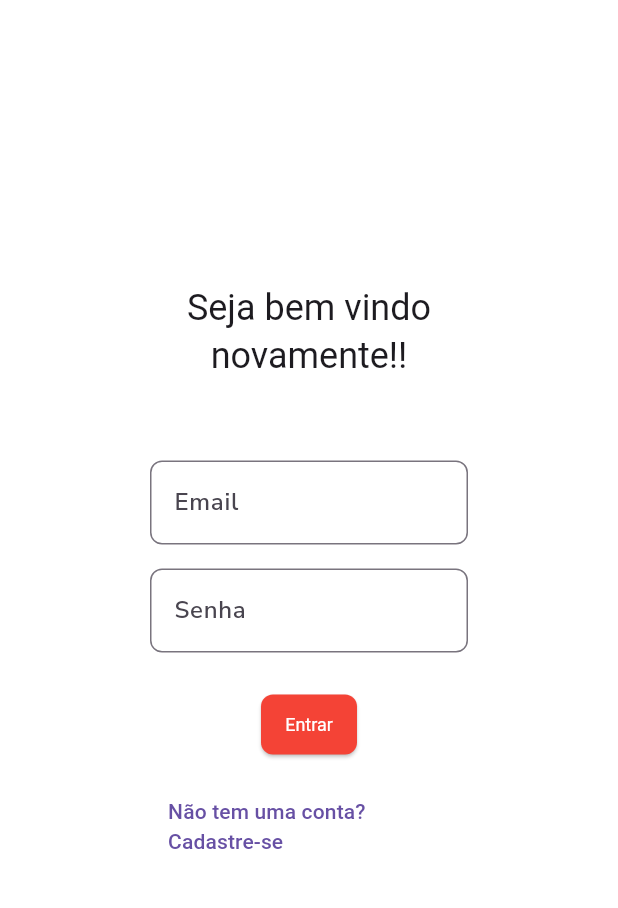
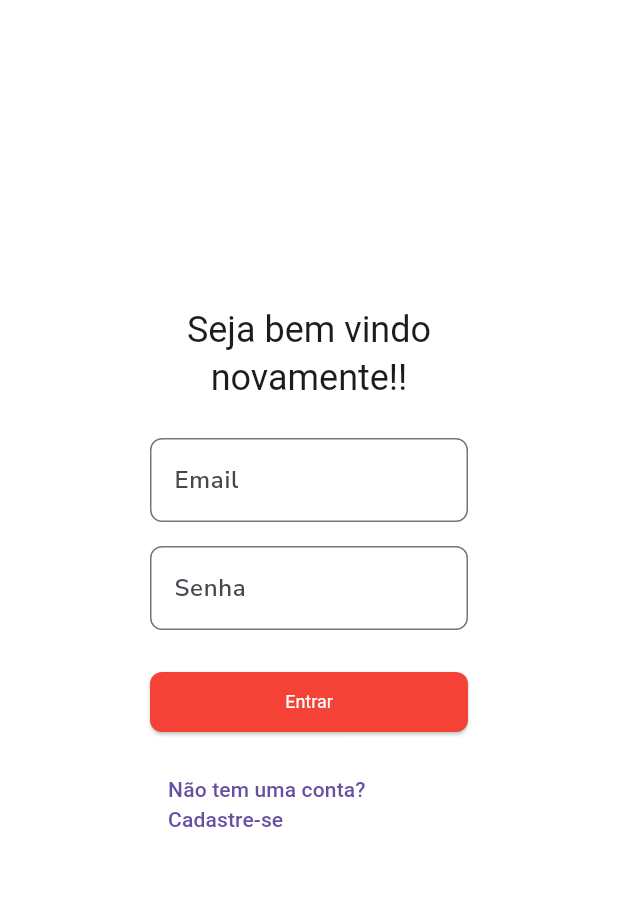
Before and after one commit to lucaseneiva/flutter-gamified-habit-tracker, a Flutter app: the LoginScreen screen opened directly, on a phone screen of 412 x 824 dp, the part 84-992 px from its top. Run offline on Flutter 3.47's test engine with Material 3 defaults, Android fonts, the phone set to English and light mode, and no system bars; our stand-ins replace clock, cloud_firestore, firebase_auth, firebase_core, flutter_svg, google_fonts and 1 more; accounts and stored records are empty; generated files the repository leaves out were written again.

Commit message:
minor leftovers from alignment and componentization

```diff
--- a/lib/features/auth/presentation/login_screen.dart
+++ b/lib/features/auth/presentation/login_screen.dart
@@ -94,7 +94,17 @@ class _LoginScreenState extends State<LoginScreen> {
 
                   const SizedBox(height: 24),
 
-                  _LoginActions(isLoading: _isLoading, signIn: _signIn),
+                  _LoginActions(
+                    isLoading: _isLoading,
+                    signIn: _signIn,
+                    onNavigateToRegister: () {
+                      Navigator.of(context).push(
+                        MaterialPageRoute(
+                          builder: (context) => const RegisterScreen(),
+                        ),
+                      );
+                    },
+                  ),
                 ],
               ),
             ),
@@ -133,7 +143,6 @@ class _LoginFormInputs extends StatelessWidget {
       mainAxisAlignment: MainAxisAlignment.center,
       crossAxisAlignment: CrossAxisAlignment.stretch,
       children: <Widget>[
-        const SizedBox(height: 30),
         TextFormField(
           controller: emailController,
           decoration: const InputDecoration(labelText: 'Email'),
@@ -168,30 +177,28 @@ class _LoginFormInputs extends StatelessWidget {
 class _LoginActions extends StatelessWidget {
   final bool isLoading;
   final VoidCallback signIn;
+  final VoidCallback onNavigateToRegister;
 
   const _LoginActions({
-    super.key,
     required this.isLoading,
     required this.signIn,
+    required this.onNavigateToRegister,
   });
 
   @override
   Widget build(BuildContext context) {
     return Column(
+      crossAxisAlignment: CrossAxisAlignment.stretch,
       children: [
         isLoading
             ? const Center(child: CircularProgressIndicator())
             : ElevatedButton(onPressed: signIn, child: const Text('Entrar')),
         const SizedBox(height: 16),
         TextButton(
-          onPressed: () {
-            Navigator.of(context).push(
-              MaterialPageRoute(builder: (context) => const RegisterScreen()),
-            );
-          },
+          onPressed: onNavigateToRegister,
           child: const Text('Não tem uma conta? Cadastre-se'),
         ),
       ],
-    ); // TODO: implement build
+    );
   }
 }
```
